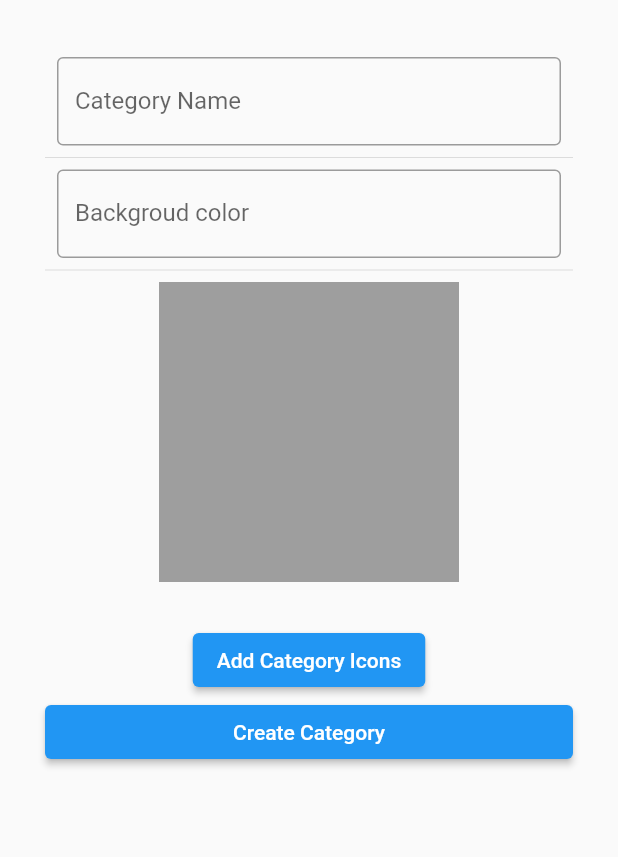
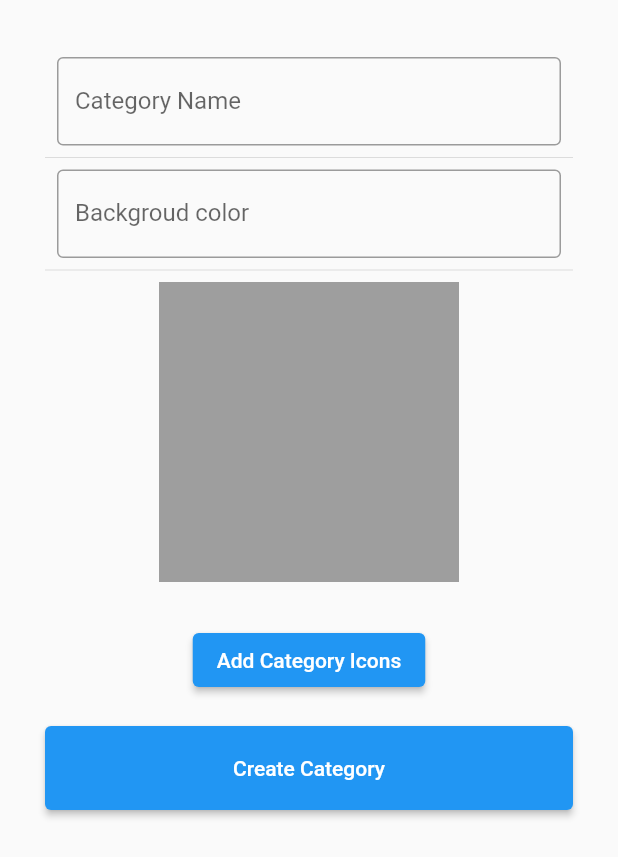
Before and after one commit to shyam1s15/sheraa_cms, a Flutter app: the CategoryCreatePage widget shown alone on an empty page, opened directly, after a tap on "Create Category", on a phone screen of 412 x 824 dp. Shown: the top 857 px of the screen. Run offline on Flutter 3.47's test engine with Material 2 defaults, Android fonts, the light colour scheme and no system bars; our stand-ins replace bloc, equatable, file_picker, flutter_bloc, get_it, injectable; missing offline and left inert: dart:html; network calls fail.

Commit message:
some fixes

```diff
--- a/lib/api/categories_api.dart
+++ b/lib/api/categories_api.dart
@@ -49,9 +49,10 @@ class CategoriesApi {
 
     if (response.statusCode == 200) {
       final responseJson = jsonDecode(utf8.decode(response.bodyBytes));
+      print(responseJson);
       if (responseJson['response']['error'] == 0) {
-        CategoryDto cat = CategoryDto.fromJson(responseJson['content']);
-        return ObtainedResponse(API_RESULT.SUCCESS, cat);
+        // CategoryDto cat = CategoryDto.fromJson(responseJson['content']);
+        return ObtainedResponse(API_RESULT.SUCCESS, true);
       }
       return ObtainedResponse(API_RESULT.FAILED, responseJson['response']['message']);
     }
--- a/lib/bloc/app_bloc.dart
+++ b/lib/bloc/app_bloc.dart
@@ -9,7 +9,6 @@ import 'package:sheraa_cms/api/products_api.dart';
 import 'package:sheraa_cms/dto/categories_subcategories_list_dto.dart';
 import 'package:sheraa_cms/dto/category_dto.dart';
 import 'package:sheraa_cms/dto/product_dto.dart';
-import 'package:sheraa_cms/ui/products/product_update_screen.dart';
 
 part 'app_event.dart';
 part 'app_state.dart';
--- a/lib/main.dart
+++ b/lib/main.dart
@@ -32,7 +32,10 @@ Future<void> main() async {
     runApp(MultiBlocProvider(
       providers: [
         BlocProvider(
-          create: (context) => AppBloc()..add(InitialAppEvent()),
+          create: (context) {
+            print("close your eyes cms");
+            return AppBloc()..add(InitialAppEvent());
+          },
         ),
       ],
       child: NavigationRailExampleApp(),
--- a/lib/ui/categories/category_create_page.dart
+++ b/lib/ui/categories/category_create_page.dart
@@ -2,12 +2,14 @@ import 'dart:typed_data';
 
 import 'package:file_picker/file_picker.dart';
 import 'package:flutter/material.dart';
+import 'package:flutter_bloc/flutter_bloc.dart';
 import 'package:sheraa_cms/dto/category_dto.dart';
 
 import '../../api/base_api.dart';
 import '../../api/categories_api.dart';
 import '../../api/file_api.dart';
 import '../../api/obtained_response.dart';
+import '../../bloc/app_bloc.dart';
 
 String icon = "";
 class CategoryCreatePage extends StatefulWidget {
@@ -30,6 +32,16 @@ class _CategoryCreatePageState extends State<CategoryCreatePage> {
     _categoryBgController.dispose();
     super.dispose();
   }
+
+  @override
+  void initState() {
+    // TODO: implement initState
+    icon = "";
+    _categoryNameController.text = "";
+    _categoryBgController.text = "";
+    super.initState();
+  }
+
 
   @override
   Widget build(BuildContext context) {
@@ -87,6 +99,7 @@ class _CategoryCreatePageState extends State<CategoryCreatePage> {
                     duration: Duration(seconds: 3),
                   ),
                 );
+                BlocProvider.of<AppBloc>(context).add(LoadCategoriesAppEvent());
               } else {
                 ScaffoldMessenger.of(context).showSnackBar(
                   SnackBar(
@@ -103,7 +116,10 @@ class _CategoryCreatePageState extends State<CategoryCreatePage> {
                 );
               }
             },
-            child: Text('Create Category'),
+            child: Padding(
+              padding: const EdgeInsets.all(20.0),
+              child: Text('Create Category'),
+            ),
           ),
         ],
       ),
@@ -162,6 +178,8 @@ class _CategoryImageUploadState extends State<CategoryImageUpload> {
             onPressed: _pickImage,
             child: Text('Add Category Icons'),
           ),
+          SizedBox(height: 20),
+
         ],
       ),
     );
```
Also changed, not shown: lib/ui/categories/category_update_page.dart (+11 -2 lines), lib/ui/products/product_create_screen.dart (+11 -1 lines), lib/ui/products/product_update_screen.dart (+9 -1 lines), 1 other file.
